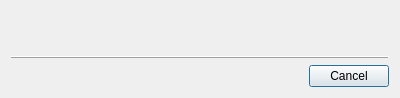
Before: the Qt Designer form lclib/qt/lc_qupdatedialog.ui in trevorsandy/lpub3d-ci, drawn with Qt 5.
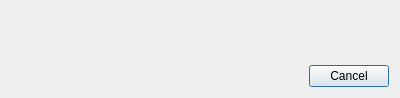
After: the same form once the commit is applied.

What changed in the file:
```diff
--- a/lclib/qt/lc_qupdatedialog.ui
+++ b/lclib/qt/lc_qupdatedialog.ui
@@ -27,16 +27,6 @@
      </property>
     </widget>
    </item>
-   <item>
-    <widget class="QFrame" name="frame">
-     <property name="frameShape">
-      <enum>QFrame::HLine</enum>
-     </property>
-     <property name="frameShadow">
-      <enum>QFrame::Raised</enum>
-     </property>
-    </widget>
-   </item>
    <item>
     <widget class="QDialogButtonBox" name="buttonBox">
      <property name="orientation">
```
